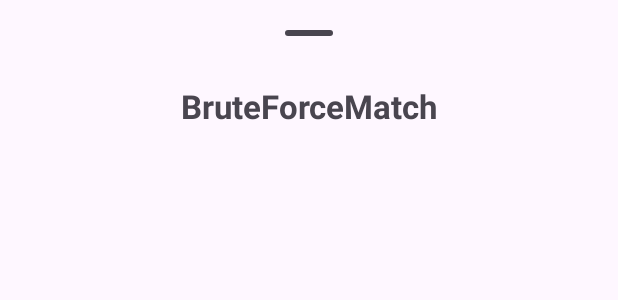
After one commit to cyb3rko/pazzword, an Android app: the layout bottom_sheet_match.xml on its own in the app's theme, with its tools: preview values and no code run, on a phone screen of 412 x 824 dp. The commit adds this screen. Shown: the top 300 px of the screen. Run offline under Robolectric (Android 15) with nearby library versions, the phone set to English and light mode, and no system bars.

Commit message:
Replace MaterialBottomSheet with native bottom sheet

```diff
--- a/app/build.gradle
+++ b/app/build.gradle
@@ -67,7 +67,6 @@ dependencies {
     implementation 'androidx.constraintlayout:constraintlayout:2.1.4'
     implementation 'androidx.core:core-ktx:1.9.0'
     implementation 'androidx.multidex:multidex:2.0.1'
-    implementation 'com.afollestad.material-dialogs:bottomsheets:3.3.0'
     implementation 'com.airbnb.android:lottie:5.2.0'
     implementation 'com.github.cyb3rko:about-icons:2.0.0'
     implementation 'com.google.android.material:material:1.7.0'
--- /dev/null
+++ b/app/src/main/res/layout/bottom_sheet_match.xml
@@ -0,0 +1,28 @@
+<?xml version="1.0" encoding="utf-8"?>
+<LinearLayout
+    xmlns:android="http://schemas.android.com/apk/res/android"
+    xmlns:tools="http://schemas.android.com/tools"
+    android:layout_width="match_parent"
+    android:layout_height="wrap_content"
+    android:paddingStart="32dp"
+    android:paddingEnd="32dp"
+    android:paddingTop="8dp"
+    android:paddingBottom="24dp"
+    android:orientation="vertical">
+
+    <com.google.android.material.bottomsheet.BottomSheetDragHandleView
+        android:id="@+id/drag_handle"
+        android:layout_width="match_parent"
+        android:layout_height="wrap_content" />
+
+    <TextView
+        android:id="@+id/title"
+        android:layout_width="match_parent"
+        android:layout_height="wrap_content"
+        android:layout_marginBottom="16dp"
+        android:textSize="22sp"
+        tools:text="BruteForceMatch"
+        android:textStyle="bold"
+        android:gravity="center_horizontal" />
+
+</LinearLayout>
```
Also changed, not shown: app/src/main/java/com/cyb3rko/pazzword/fragments/analyzefragment/AnalyzeFragment.kt (+2 -8 lines), app/src/main/java/com/cyb3rko/pazzword/fragments/analyzefragment/MatchAdapter.kt (+23 -65 lines), app/src/main/java/com/cyb3rko/pazzword/modals/MatchBottomSheet.kt (added, +59 -0 lines), app/src/main/res/layout/fragment_analyze.xml (+2 -5 lines), app/src/main/res/layout/match_item.xml (+0 -8 lines).
